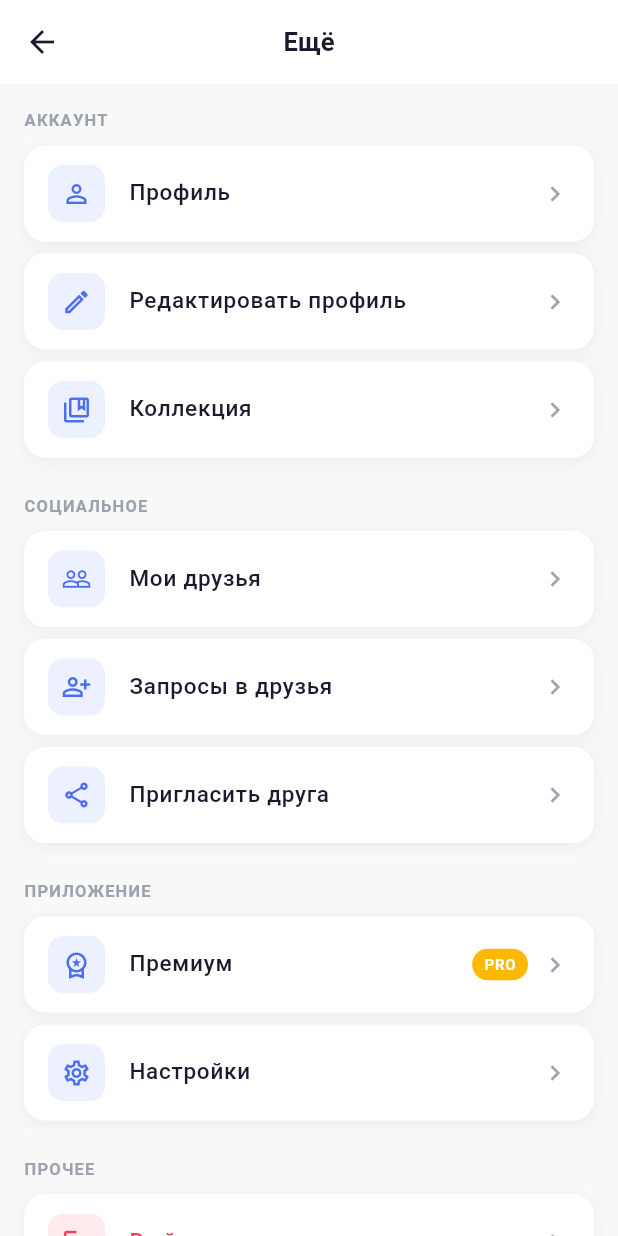
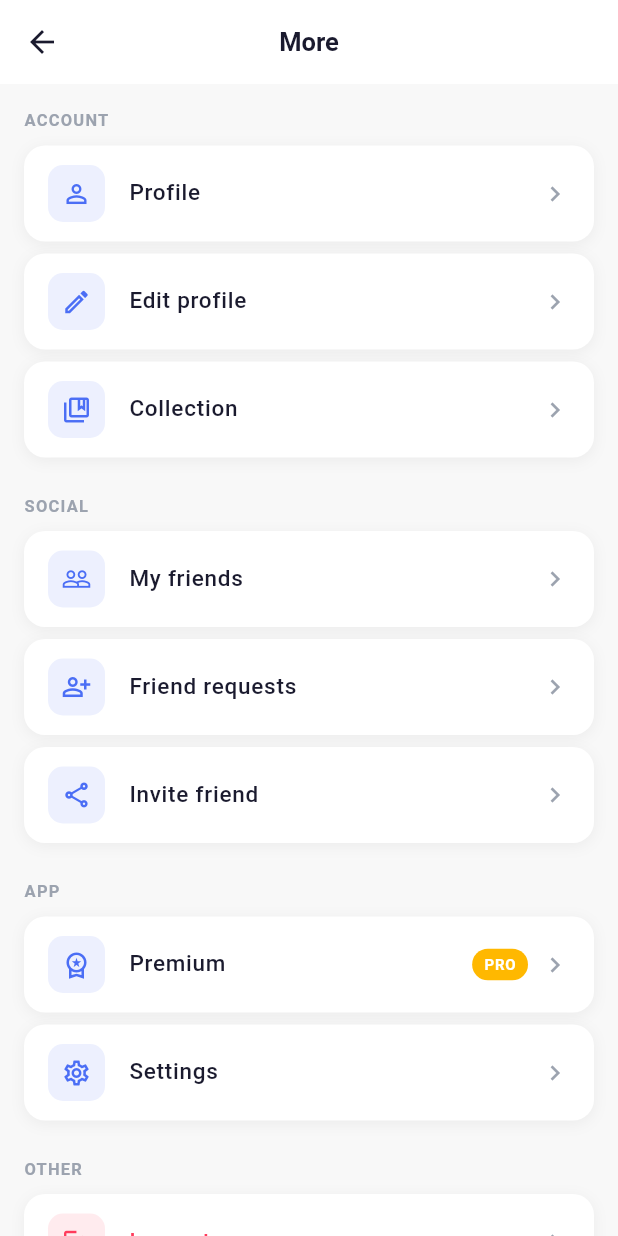
Before and after one commit to amanvelikiigmailcom/poll-main, a Flutter app: the MenuScreen screen opened directly, on a phone screen of 412 x 824 dp. Run offline on Flutter 3.47's test engine with Material 3 defaults, Android fonts, the phone set to English and light mode, and no system bars; our stand-ins replace cached_network_image, dio, equatable, firebase_core, firebase_messaging, flutter_animate and 11 more; accounts and stored records are empty.

Commit message:
fix: translate remaining main screens to English
- home/menu: More / Account / Profile / Edit profile / Collection / My friends etc / Log out
- collection: Gold/Blue/Rainbow/Fire frames, First vote, Popular etc / YOUR BALANCE
- profile: grade, Profile, Stars/Friends/Votes, Add friend etc
- delete_account: security concerns / too many notifications etc / Delete account? / Cancel / Delete
- for_parents: For parents
- Verified headless: login still Create username English

Co-Authored-By: Claude Opus 4.6 <noreply@anthropic.com>

```diff
--- a/app/lib/screens/home/menu_screen.dart
+++ b/app/lib/screens/home/menu_screen.dart
@@ -16,7 +16,7 @@ class MenuScreen extends ConsumerWidget {
         elevation: 0,
         centerTitle: true,
         title: const Text(
-          'Ещё',
+          'More',
           style: TextStyle(
             color: Color(0xFF1A1A2E),
             fontSize: 17,
@@ -27,75 +27,75 @@ class MenuScreen extends ConsumerWidget {
       body: ListView(
         padding: const EdgeInsets.all(16),
         children: [
-          _SectionHeader(label: 'Аккаунт'),
+          _SectionHeader(label: 'Account'),
           _MenuItem(
             icon: Icons.person_outline,
-            label: 'Профиль',
+            label: 'Profile',
             onTap: () => context.push(AppRoutes.profile),
           ),
           _MenuItem(
             icon: Icons.edit_outlined,
-            label: 'Редактировать профиль',
+            label: 'Edit profile',
             onTap: () => context.push(AppRoutes.editProfile),
           ),
           _MenuItem(
             icon: Icons.collections_bookmark_outlined,
-            label: 'Коллекция',
+            label: 'Collection',
             onTap: () => context.push(AppRoutes.collection),
           ),
           const SizedBox(height: 16),
-          _SectionHeader(label: 'Социальное'),
+          _SectionHeader(label: 'Social'),
           _MenuItem(
             icon: Icons.people_outline,
-            label: 'Мои друзья',
+            label: 'My friends',
             onTap: () => context.push(AppRoutes.friends),
           ),
           _MenuItem(
             icon: Icons.person_add_alt_outlined,
-            label: 'Запросы в друзья',
+            label: 'Friend requests',
             onTap: () => context.push(AppRoutes.friendRequests),
           ),
           _MenuItem(
             icon: Icons.share_outlined,
-            label: 'Пригласить друга',
+            label: 'Invite friend',
             onTap: () => context.push(AppRoutes.invite),
           ),
           const SizedBox(height: 16),
-          _SectionHeader(label: 'Приложение'),
+          _SectionHeader(label: 'App'),
           _MenuItem(
             icon: Icons.workspace_premium_outlined,
-            label: 'Премиум',
+            label: 'Premium',
             badge: 'PRO',
             badgeColor: const Color(0xFFFFB800),
             onTap: () => context.push(AppRoutes.premium),
           ),
           _MenuItem(
             icon: Icons.settings_outlined,
-            label: 'Настройки',
+            label: 'Settings',
             onTap: () => context.push(AppRoutes.settings),
           ),
           const SizedBox(height: 16),
-          _SectionHeader(label: 'Прочее'),
+          _SectionHeader(label: 'Other'),
           _MenuItem(
             icon: Icons.logout,
-            label: 'Выйти',
+            label: 'Log out',
             labelColor: const Color(0xFFFF3B5C),
             iconColor: const Color(0xFFFF3B5C),
             onTap: () async {
               final confirm = await showDialog<bool>(
                 context: context,
                 builder: (ctx) => AlertDialog(
-                  title: const Text('Выйти из аккаунта?'),
-                  content: const Text('Вы уверены, что хотите выйти?'),
+                  title: const Text('Log out?'),
+                  content: const Text('Are you sure you want to log out?'),
                   actions: [
                     TextButton(
                       onPressed: () => Navigator.of(ctx).pop(false),
-                      child: const Text('Отмена'),
+                      child: const Text('Cancel'),
                     ),
                     TextButton(
                       onPressed: () => Navigator.of(ctx).pop(true),
                       child: const Text(
-                        'Выйти',
+                        'Log out',
                         style: TextStyle(color: Color(0xFFFF3B5C)),
                       ),
                     ),
--- a/app/lib/screens/info/for_parents_screen.dart
+++ b/app/lib/screens/info/for_parents_screen.dart
@@ -21,7 +21,7 @@ class ForParentsScreen extends ConsumerWidget {
     return Scaffold(
       backgroundColor: const Color(0xFFF8F8F8),
       appBar: AppBar(
-        title: const Text('Для родителей'),
+        title: const Text('For parents'),
         backgroundColor: Colors.white,
       ),
       body: SingleChildScrollView(
--- a/app/lib/screens/profile/profile_for_people_screen.dart
+++ b/app/lib/screens/profile/profile_for_people_screen.dart
@@ -42,7 +42,7 @@ class _OtherUser {
   final bool isPremium;
 
   String get fullName => '$firstName $lastName'.trim();
-  String get displayGrade => '$grade класс';
+  String get displayGrade => 'grade $grade';
 }
 
 // ---------------------------------------------------------------------------
@@ -116,7 +116,7 @@ class ProfileForPeopleScreen extends ConsumerWidget {
           onPressed: () => context.pop(),
         ),
         title: const Text(
-          'Профиль',
+          'Profile',
           style: TextStyle(
             color: AppColors.textPrimary,
             fontWeight: FontWeight.bold,
@@ -365,14 +365,14 @@ class _OtherStatsRow extends StatelessWidget {
     return Row(
       mainAxisAlignment: MainAxisAlignment.spaceEvenly,
       children: [
-        _Stat(emoji: '⭐', value: _fmt(user.starsCount), label: 'Звёздочки'),
+        _Stat(emoji: '⭐', value: _fmt(user.starsCount), label: 'Stars'),
         Container(height: 44, width: 1, color: AppColors.border),
-        _Stat(emoji: '👥', value: _fmt(user.friendsCount), label: 'Друзья'),
+        _Stat(emoji: '👥', value: _fmt(user.friendsCount), label: 'Friends'),
         Container(height: 44, width: 1, color: AppColors.border),
         _Stat(
             emoji: '❤️',
             value: _fmt(user.votesReceived),
-            label: 'Голоса'),
+            label: 'Votes'),
       ],
     );
   }
@@ -439,7 +439,7 @@ class _FriendActionCard extends StatelessWidget {
             onPressed: onTap,
             icon: const Icon(Icons.person_add_outlined, size: 18),
             label: const Text(
-              'Добавить в друзья',
+              'Add friend',
               style: TextStyle(fontSize: 15, fontWeight: FontWeight.w600),
             ),
             style: ElevatedButton.styleFrom(
@@ -461,7 +461,7 @@ class _FriendActionCard extends StatelessWidget {
             onPressed: onTap,
             icon: const Icon(Icons.hourglass_empty, size: 18),
             label: const Text(
-              'Запрос отправлен',
+              'Request sent',
               style: TextStyle(fontSize: 15, fontWeight: FontWeight.w600),
             ),
             style: OutlinedButton.styleFrom(
@@ -483,7 +483,7 @@ class _FriendActionCard extends StatelessWidget {
             onPressed: onTap,
             icon: const Icon(Icons.check, size: 18),
             label: const Text(
-              'Вы друзья',
+              'Friends',
               style: TextStyle(fontSize: 15, fontWeight: FontWeight.w600),
             ),
             style: ElevatedButton.styleFrom(
@@ -534,7 +534,7 @@ class _OtherFriendsPreview extends StatelessWidget {
           const Padding(
             padding: EdgeInsets.symmetric(horizontal: 16),
             child: Text(
-              'Друзья',
+              'Friends',
               style: TextStyle(
                 fontSize: 16,
                 fontWeight: FontWeight.bold,
--- a/app/lib/screens/settings/delete_account_screen.dart
+++ b/app/lib/screens/settings/delete_account_screen.dart
@@ -20,11 +20,11 @@ class _DeleteAccountScreenState extends ConsumerState<DeleteAccountScreen> {
   final _otherController = TextEditingController();
 
   final List<String> _reasons = [
-    'Я создал дубликат аккаунта',
-    'Опасения по поводу безопасности',
-    'Слишком много уведомлений',
-    'Не нахожу применения приложению',
-    'Другая причина',
+    'I created a duplicate account',
+    'Security concerns',
+    'Too many notifications',
+    'I do not find the app useful',
+    'Other reason',
   ];
 
   bool get _canDelete {
@@ -43,12 +43,12 @@ class _DeleteAccountScreenState extends ConsumerState<DeleteAccountScreen> {
     showDialog(
       context: context,
       builder: (_) => AlertDialog(
-        title: const Text('Удалить аккаунт?'),
-        content: const Text('Все ваши данные будут удалены безвозвратно. Это действие нельзя отменить.'),
+        title: const Text('Delete account?'),
+        content: const Text('All your data will be deleted permanently. This cannot be undone.'),
         actions: [
           TextButton(
             onPressed: () => Navigator.pop(context),
-            child: const Text('Отмена'),
+            child: const Text('Cancel'),
           ),
           TextButton(
             onPressed: () async {
@@ -58,7 +58,7 @@ class _DeleteAccountScreenState extends ConsumerState<DeleteAccountScreen> {
               context.go(AppRoutes.namesEntry);
             },
             style: TextButton.styleFrom(foregroundColor: _accentRed),
-            child: const Text('Удалить'),
+            child: const Text('Delete'),
           ),
         ],
       ),
@@ -70,7 +70,7 @@ class _DeleteAccountScreenState extends ConsumerState<DeleteAccountScreen> {
     return Scaffold(
       backgroundColor: const Color(0xFFF8F8F8),
       appBar: AppBar(
-        title: const Text('Удалить аккаунт'),
+        title: const Text('Delete account'),
         foregroundColor: _accentRed,
       ),
       body: SingleChildScrollView(
@@ -92,7 +92,7 @@ class _DeleteAccountScreenState extends ConsumerState<DeleteAccountScreen> {
                   SizedBox(width: 12),
                   Expanded(
                     child: Text(
-                      '⚠️ Это действие необратимо. Все ваши данные будут удалены.',
+                      '⚠️ This action is irreversible. All your data will be deleted.',
                       style: TextStyle(color: Color(0xFFFF3B5C), fontWeight: FontWeight.w600),
                     ),
                   ),
@@ -101,7 +101,7 @@ class _DeleteAccountScreenState extends ConsumerState<DeleteAccountScreen> {
             ),
             const SizedBox(height: 24),
             const Text(
-              'Почему вы хотите удалить аккаунт?',
+              'Why do you want to delete your account?',
               style: TextStyle(fontSize: 17, fontWeight: FontWeight.bold),
             ),
             const SizedBox(height: 16),
@@ -123,7 +123,7 @@ class _DeleteAccountScreenState extends ConsumerState<DeleteAccountScreen> {
                       maxLines: 3,
                       onChanged: (_) => setState(() {}),
                       decoration: InputDecoration(
-                        hintText: 'Опишите причину (мин. 10 символов)',
+                        hintText: 'Describe reason (min. 10 chars)',
                         border: OutlineInputBorder(borderRadius: BorderRadius.circular(8)),
                         focusedBorder: OutlineInputBorder(
                           borderRadius: BorderRadius.circular(8),
@@ -146,7 +146,7 @@ class _DeleteAccountScreenState extends ConsumerState<DeleteAccountScreen> {
                   shape: RoundedRectangleBorder(borderRadius: BorderRadius.circular(12)),
                 ),
                 child: const Text(
-                  'Удалить безвозвратно',
+                  'Delete permanently',
                   style: TextStyle(color: Colors.white, fontWeight: FontWeight.bold, fontSize: 16),
                 ),
               ),
```
Also changed, not shown: app/lib/screens/profile/collection_screen.dart (+19 -19 lines).
